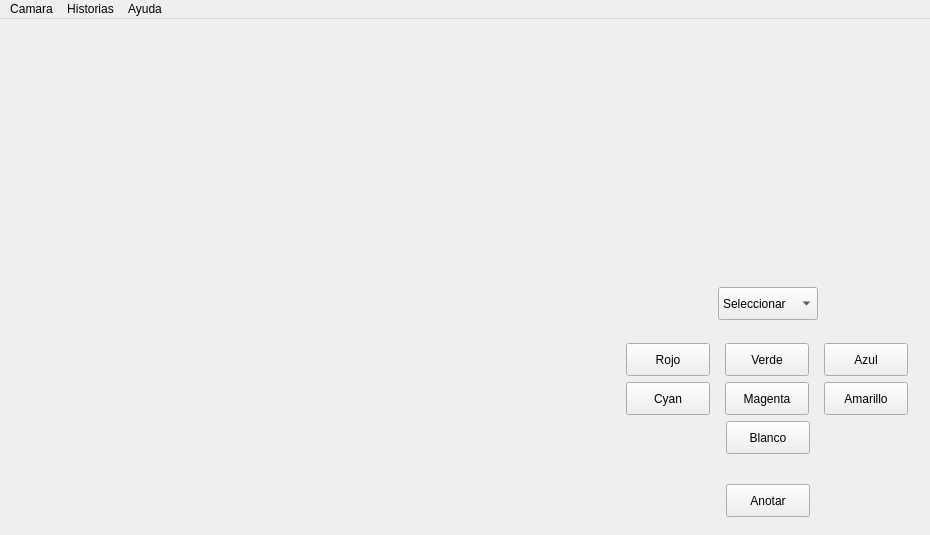
Above: mainwindow.ui from Gabrielnz/pasantia-CIMBUC before the change. Below: the same form after it.
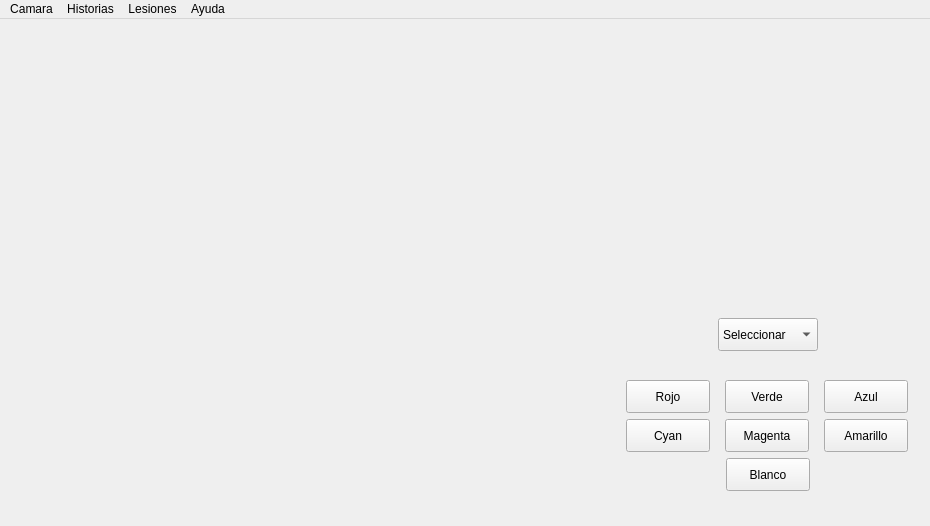
That is the form after the change.

Commit message: corrigiendo detalles en la interfaz.

Diff of the .ui file:
```diff
--- a/mainwindow.ui
+++ b/mainwindow.ui
@@ -7,19 +7,19 @@
     <x>0</x>
     <y>0</y>
     <width>930</width>
-    <height>535</height>
+    <height>526</height>
    </rect>
   </property>
   <property name="minimumSize">
    <size>
     <width>930</width>
-    <height>535</height>
+    <height>526</height>
    </size>
   </property>
   <property name="maximumSize">
    <size>
     <width>930</width>
-    <height>535</height>
+    <height>526</height>
    </size>
   </property>
   <property name="windowTitle">
@@ -28,7 +28,7 @@
   <widget class="QWidget" name="centralWidget">
    <layout class="QGridLayout" name="gridLayout">
     <item row="0" column="0">
-     <layout class="QHBoxLayout" name="horizontalLayout_6">
+     <layout class="QHBoxLayout" name="horizontalLayout">
       <item>
        <layout class="QVBoxLayout" name="verticalLayout_4">
         <item>
@@ -62,8 +62,8 @@
             </property>
             <property name="sizeHint" stdset="0">
              <size>
-              <width>20</width>
-              <height>17</height>
+              <width>595</width>
+              <height>13</height>
              </size>
             </property>
            </spacer>
@@ -82,8 +82,8 @@
             </property>
             <property name="sizeHint" stdset="0">
              <size>
-              <width>20</width>
-              <height>17</height>
+              <width>595</width>
+              <height>13</height>
              </size>
             </property>
            </spacer>
@@ -93,7 +93,7 @@
        </layout>
       </item>
       <item>
-       <layout class="QVBoxLayout" name="verticalLayout_6">
+       <layout class="QVBoxLayout" name="verticalLayout_2">
         <item>
          <widget class="QLabel" name="etqVistaprevia">
           <property name="minimumSize">
@@ -120,14 +120,12 @@
           </property>
           <property name="sizeHint" stdset="0">
            <size>
-            <width>20</width>
-            <height>17</height>
+            <width>297</width>
+            <height>13</height>
            </size>
           </property>
          </spacer>
         </item>
-        <item>
-         <layout class="QVBoxLayout" name="verticalLayout_2">
           <item>
            <layout class="QHBoxLayout" name="horizontalLayout_2">
             <item>
@@ -409,60 +407,6 @@
             </item>
            </layout>
           </item>
-          <item>
-           <layout class="QHBoxLayout" name="horizontalLayout">
-            <item>
-             <spacer name="horizontalSpacer_7">
-              <property name="orientation">
-               <enum>Qt::Horizontal</enum>
-              </property>
-              <property name="sizeHint" stdset="0">
-               <size>
-                <width>33</width>
-                <height>47</height>
-               </size>
-              </property>
-             </spacer>
-            </item>
-            <item>
-             <widget class="QPushButton" name="btnAnotar">
-              <property name="enabled">
-               <bool>true</bool>
-              </property>
-              <property name="minimumSize">
-               <size>
-                <width>84</width>
-                <height>33</height>
-               </size>
-              </property>
-              <property name="maximumSize">
-               <size>
-                <width>84</width>
-                <height>33</height>
-               </size>
-              </property>
-              <property name="text">
-               <string>Anotar</string>
-              </property>
-             </widget>
-            </item>
-            <item>
-             <spacer name="horizontalSpacer_6">
-              <property name="orientation">
-               <enum>Qt::Horizontal</enum>
-              </property>
-              <property name="sizeHint" stdset="0">
-               <size>
-                <width>33</width>
-                <height>47</height>
-               </size>
-              </property>
-             </spacer>
-            </item>
-           </layout>
-          </item>
-         </layout>
-        </item>
        </layout>
       </item>
      </layout>
@@ -475,7 +419,7 @@
      <x>0</x>
      <y>0</y>
      <width>930</width>
-     <height>27</height>
+     <height>20</height>
     </rect>
    </property>
    <widget class="QMenu" name="menuArchivo">
@@ -503,10 +447,16 @@
     <addaction name="actionAbrir_historia"/>
     <addaction name="separator"/>
     <addaction name="actionCerrar_historia"/>
-    <addaction name="actionEliminar_historia"/>
+   </widget>
+   <widget class="QMenu" name="menuLesiones">
+    <property name="title">
+     <string>Lesiones</string>
+    </property>
+    <addaction name="actionNueva_lesion"/>
    </widget>
    <addaction name="menuArchivo"/>
    <addaction name="menuHistoria"/>
+   <addaction name="menuLesiones"/>
    <addaction name="menuAyuda"/>
   </widget>
   <action name="actionSalir">
```
Left out of the diff: 6 changed lines with no effect on the pictures. Lines whose indentation alone changed are shown as unchanged. The commit also changes 1 other file.
